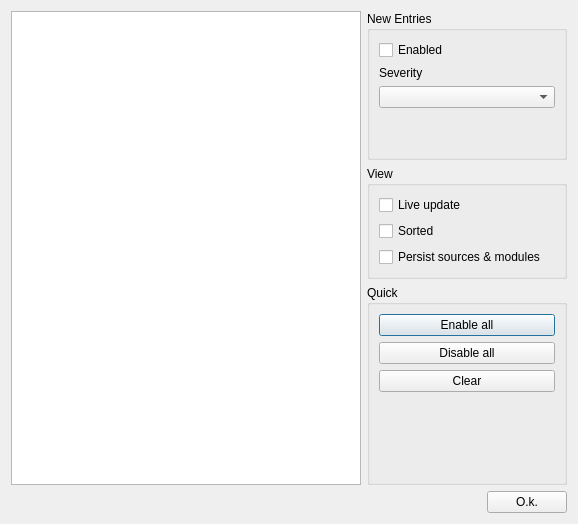
Above: antilog/src/extendedfilter/extendedfilterdialog.ui from bjerrep/antilog before the change. Below: the same form after it.
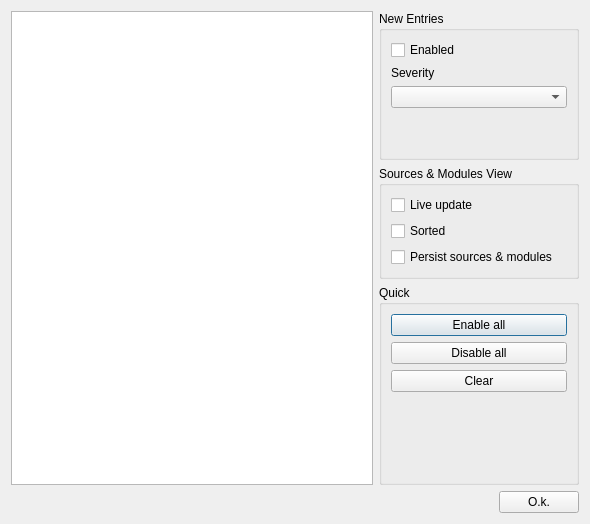
That is the form after the change. Icons and pictures are not drawn.

What changed in the file:
```diff
--- a/antilog/src/extendedfilter/extendedfilterdialog.ui
+++ b/antilog/src/extendedfilter/extendedfilterdialog.ui
@@ -6,7 +6,7 @@
    <rect>
     <x>0</x>
     <y>0</y>
-    <width>576</width>
+    <width>590</width>
     <height>524</height>
    </rect>
   </property>
@@ -141,7 +141,7 @@
        <item>
         <widget class="QGroupBox" name="groupBox_3">
          <property name="title">
-          <string>View</string>
+          <string>Sources &amp;&amp; Modules View</string>
          </property>
          <layout class="QVBoxLayout" name="verticalLayout_7">
           <item>
```
Left out of the diff: 4 changed lines with no effect on the pictures.
